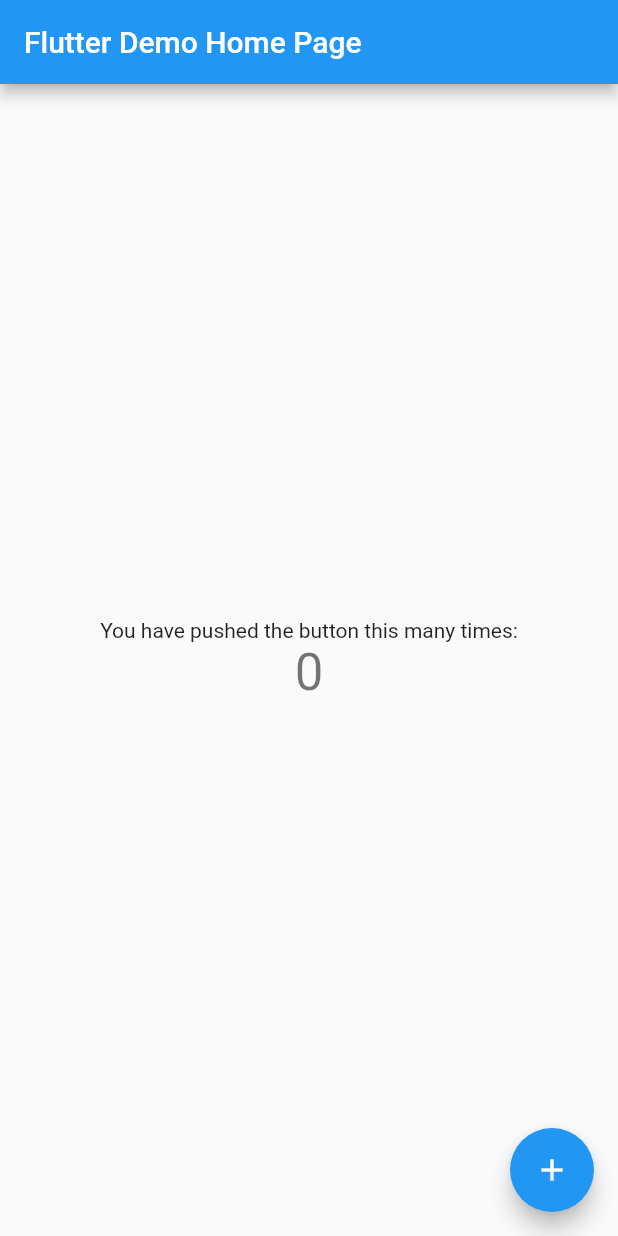
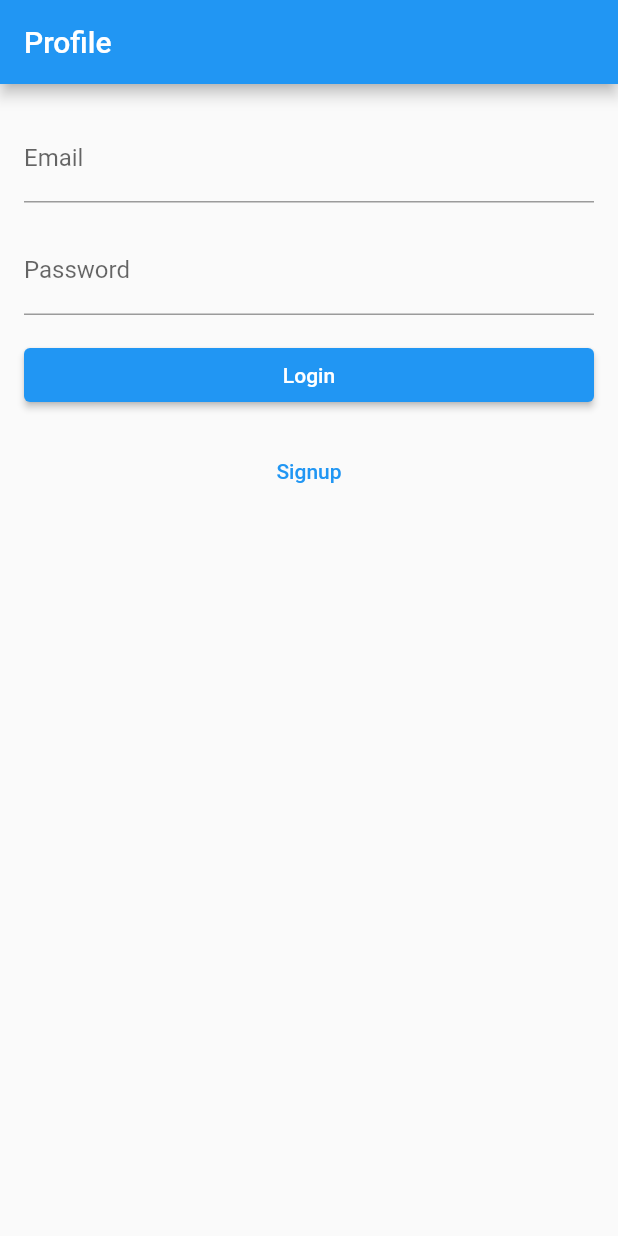
Before and after one commit to aospiridonov/flutter_supabase_example, a Flutter app: the screen it shows after launch, on a phone screen of 412 x 824 dp. Run offline on Flutter 3.47's test engine with Material 2 defaults, Android fonts, the phone set to English and light mode, and no system bars; our stand-ins replace supabase_flutter; accounts and stored records are empty.

Commit message:
added  login form, removed dotenv

```diff
--- a/lib/main.dart
+++ b/lib/main.dart
@@ -1,16 +1,15 @@
-import 'package:dotenv/dotenv.dart';
 import 'package:flutter/material.dart';
 import 'package:supabase_flutter/supabase_flutter.dart';
 
-const supabaseUrl = 'https://tqjkgjdfujzcnhnxelvh.supabase.co';
+import 'pages/pages.dart';
 
 Future<void> main() async {
   WidgetsFlutterBinding.ensureInitialized();
-  var env = DotEnv()..load();
-  final supabaseKey = env['SUPABASE_KEY'] ?? '';
+  debugPrint(const String.fromEnvironment('SUPABASE_URL', defaultValue: ''));
+  debugPrint(const String.fromEnvironment('SUPABASE_KEY', defaultValue: ''));
   await Supabase.initialize(
-    url: supabaseUrl,
-    anonKey: supabaseKey,
+    url: const String.fromEnvironment('SUPABASE_URL', defaultValue: ''),
+    anonKey: const String.fromEnvironment('SUPABASE_KEY', defaultValue: ''),
   );
 
   runApp(const MyApp());
@@ -26,54 +25,7 @@
       theme: ThemeData(
         primarySwatch: Colors.blue,
       ),
-      home: const MyHomePage(title: 'Flutter Demo Home Page'),
+      home: const HomePage(),
     );
   }
 }
-
-class MyHomePage extends StatefulWidget {
-  const MyHomePage({super.key, required this.title});
-
-  final String title;
-
-  @override
-  State<MyHomePage> createState() => _MyHomePageState();
-}
-
-class _MyHomePageState extends State<MyHomePage> {
-  int _counter = 0;
-
-  void _incrementCounter() {
-    setState(() {
-      _counter++;
-    });
-  }
-
-  @override
-  Widget build(BuildContext context) {
-    return Scaffold(
-      appBar: AppBar(
-        title: Text(widget.title),
-      ),
-      body: Center(
-        child: Column(
-          mainAxisAlignment: MainAxisAlignment.center,
-          children: <Widget>[
-            const Text(
-              'You have pushed the button this many times:',
-            ),
-            Text(
-              '$_counter',
-              style: Theme.of(context).textTheme.headline4,
-            ),
-          ],
-        ),
-      ),
-      floatingActionButton: FloatingActionButton(
-        onPressed: _incrementCounter,
-        tooltip: 'Increment',
-        child: const Icon(Icons.add),
-      ),
-    );
-  }
-}
--- /dev/null
+++ b/lib/pages/home_page.dart
@@ -0,0 +1,41 @@
+import 'package:flutter/material.dart';
+import 'package:flutter_supabase_example/widgets/widgets.dart';
+import 'package:supabase_flutter/supabase_flutter.dart';
+
+class HomePage extends StatefulWidget {
+  const HomePage({Key? key}) : super(key: key);
+
+  @override
+  State<HomePage> createState() => _HomePageState();
+}
+
+class _HomePageState extends State<HomePage> {
+  User? _user;
+
+  @override
+  void initState() {
+    _getAuth();
+    super.initState();
+  }
+
+  Future<void> _getAuth() async {
+    setState(() {
+      _user = Supabase.instance.client.auth.currentUser;
+    });
+    Supabase.instance.client.auth.onAuthStateChange.listen((data) {
+      setState(() {
+        _user = data.session?.user;
+      });
+    });
+  }
+
+  @override
+  Widget build(BuildContext context) {
+    return Scaffold(
+      appBar: AppBar(
+        title: const Text('Profile'),
+      ),
+      body: _user == null ? const LoginForm() : const ProfileForm(),
+    );
+  }
+}
--- /dev/null
+++ b/lib/pages/pages.dart
@@ -0,0 +1 @@
+export 'home_page.dart';
--- /dev/null
+++ b/lib/widgets/login_form.dart
@@ -0,0 +1,98 @@
+import 'package:flutter/material.dart';
+import 'package:supabase_flutter/supabase_flutter.dart';
+
+class LoginForm extends StatefulWidget {
+  const LoginForm({Key? key}) : super(key: key);
+
+  @override
+  State<LoginForm> createState() => _LoginFormState();
+}
+
+class _LoginFormState extends State<LoginForm> {
+  bool _loading = false;
+  final _emailController = TextEditingController();
+  final _passwordController = TextEditingController();
+
+  @override
+  void dispose() {
+    _emailController.dispose();
+    _passwordController.dispose();
+    super.dispose();
+  }
+
+  @override
+  Widget build(BuildContext context) {
+    return _loading
+        ? const Center(child: CircularProgressIndicator())
+        : ListView(
+            padding: const EdgeInsets.symmetric(horizontal: 16, vertical: 20),
+            children: [
+              TextFormField(
+                keyboardType: TextInputType.emailAddress,
+                controller: _emailController,
+                decoration: const InputDecoration(
+                  label: Text('Email'),
+                ),
+              ),
+              const SizedBox(height: 16),
+              TextFormField(
+                obscureText: true,
+                controller: _passwordController,
+                decoration: const InputDecoration(
+                  label: Text('Password'),
+                ),
+              ),
+              const SizedBox(height: 16),
+              ElevatedButton(
+                onPressed: () async {
+                  setState(() {
+                    _loading = true;
+                  });
+                  try {
+                    final email = _emailController.text;
+                    final password = _passwordController.text;
+                    await Supabase.instance.client.auth
+                        .signInWithPassword(email: email, password: password);
+                  } on AuthException catch (error) {
+                    ScaffoldMessenger.of(context).showSnackBar(
+                      SnackBar(
+                        content: Text(error.message),
+                        backgroundColor: Colors.red,
+                      ),
+                    );
+                  }
+                  setState(() {
+                    _loading = false;
+                  });
+                },
+                child: const Text('Login'),
+              ),
+              const SizedBox(height: 16),
+              TextButton(
+                onPressed: () async {
+                  setState(() {
+                    _loading = true;
+                  });
+                  try {
+                    final email = _emailController.text;
+                    final password = _passwordController.text;
+                    await Supabase.instance.client.auth
+                        .signUp(email: email, password: password);
+                  } on AuthException catch (error) {
+                    ScaffoldMessenger.of(context).showSnackBar(
+                      SnackBar(
+                        content: Text(error.message),
+                        backgroundColor: Colors.red,
+                      ),
+                    );
+                  }
+                  setState(() {
+                    _loading = false;
+                  });
+                },
+                child: const Text('Signup'),
+              ),
+            ],
+          );
+  }
+}
--- /dev/null
+++ b/lib/widgets/widgets.dart
@@ -0,0 +1,2 @@
+export 'login_form.dart';
+export 'profile_form.dart';
--- a/pubspec.yaml
+++ b/pubspec.yaml
@@ -15,7 +15,6 @@
 
   cupertino_icons: ^1.0.2
   supabase_flutter: ^1.2.2
-  dotenv: ^4.0.1
 
 dev_dependencies:
   flutter_test:
@@ -26,8 +25,6 @@
 
 flutter:
   uses-material-design: true
-  assets:
-    - .env
   #   - images/a_dot_burr.jpeg
   #   - images/a_dot_ham.jpeg
   # fonts:
```
Also changed, not shown: lib/widgets/profile_form.dart (added, +15 -0 lines), 2 other files.
